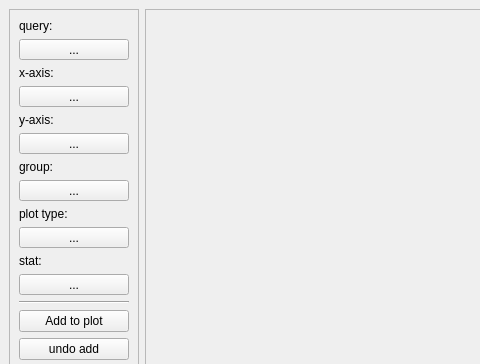
Above: ui/plot_window.ui from usc-psychsim/psychsim-eval-gui before the change; both pictures show x 0 to 480 and y 0 to 364 of the 800 by 600 pixel window. Below: the same form after it.
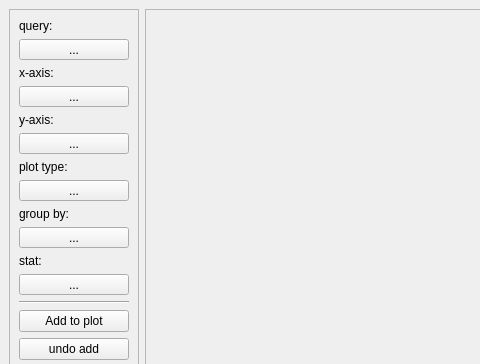
That is the form after the change.

Commit message: Fix violin plot

```diff
--- a/ui/plot_window.ui
+++ b/ui/plot_window.ui
@@ -138,26 +138,6 @@
             </property>
            </widget>
           </item>
-          <item>
-           <widget class="QLabel" name="label_25">
-            <property name="text">
-             <string>group:</string>
-            </property>
-           </widget>
-          </item>
-          <item>
-           <widget class="QToolButton" name="plot_group">
-            <property name="sizePolicy">
-             <sizepolicy hsizetype="Ignored" vsizetype="Fixed">
-              <horstretch>0</horstretch>
-              <verstretch>0</verstretch>
-             </sizepolicy>
-            </property>
-            <property name="text">
-             <string>...</string>
-            </property>
-           </widget>
-          </item>
           <item>
            <widget class="QLabel" name="label_20">
             <property name="sizePolicy">
@@ -184,6 +164,26 @@
             </property>
            </widget>
           </item>
+          <item>
+           <widget class="QLabel" name="label_25">
+            <property name="text">
+             <string>group by:</string>
+            </property>
+           </widget>
+          </item>
+          <item>
+           <widget class="QToolButton" name="plot_group">
+            <property name="sizePolicy">
+             <sizepolicy hsizetype="Ignored" vsizetype="Fixed">
+              <horstretch>0</horstretch>
+              <verstretch>0</verstretch>
+             </sizepolicy>
+            </property>
+            <property name="text">
+             <string>...</string>
+            </property>
+           </widget>
+          </item>
           <item>
            <widget class="QLabel" name="label_22">
             <property name="sizePolicy">
```
The commit also changes 1 other file.
